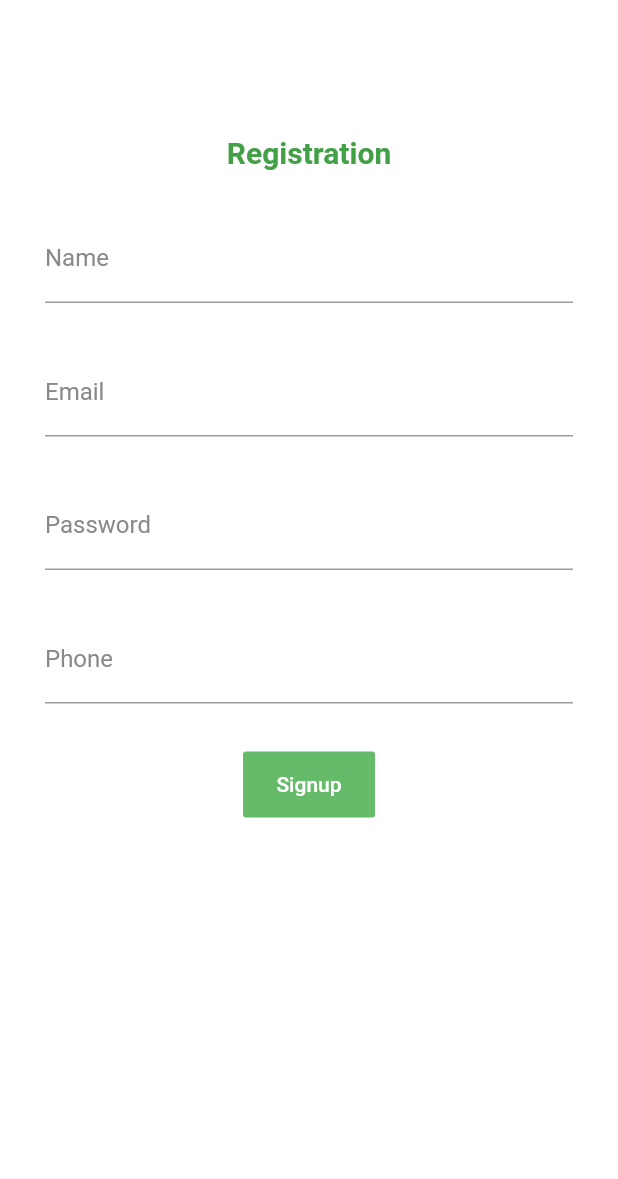
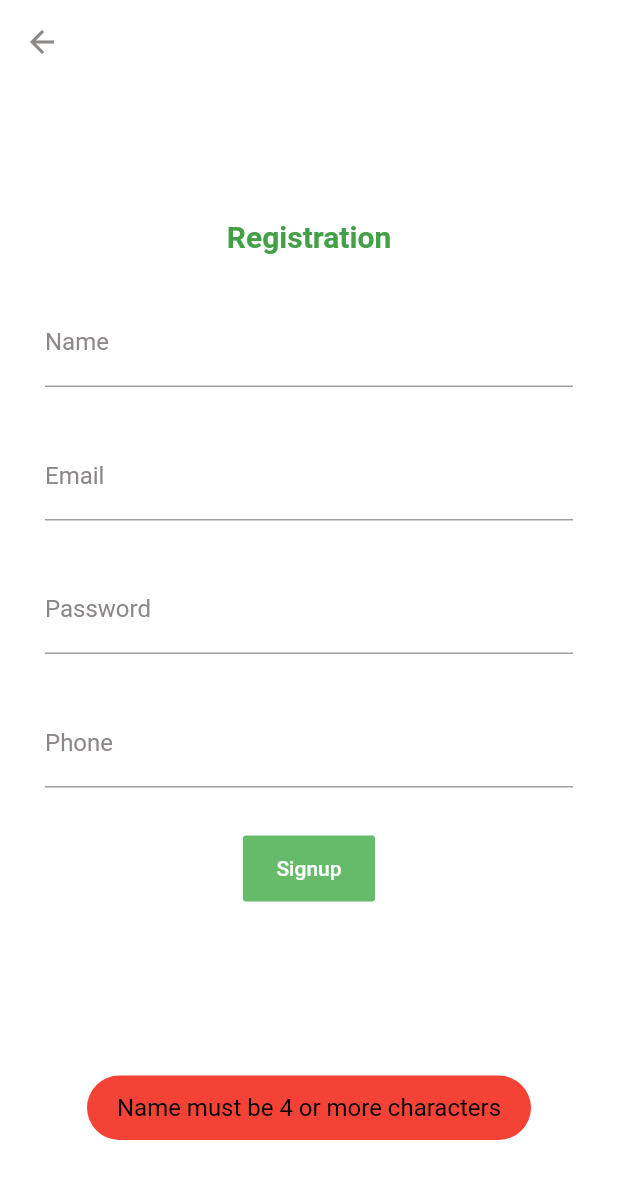
Before and after one commit to saleheen1/myRide-flutter, a Flutter app: the SignUp screen opened directly, after a tap on "Signup", on a phone screen of 412 x 824 dp. Shown: the top 1179 px of the screen. Run offline on Flutter 3.47's test engine with Material 2 defaults, Android fonts, the phone set to English and light mode, and no system bars; our stand-ins replace firebase_auth, firebase_core, firebase_database, fluttertoast, get; accounts and stored records are empty.

```diff
--- a/lib/main.dart
+++ b/lib/main.dart
@@ -1,10 +1,17 @@
+import 'package:firebase_core/firebase_core.dart';
+import 'package:firebase_database/firebase_database.dart';
 import 'package:flutter/material.dart';
 import 'package:myride/views/Login/login.dart';
 import 'package:get/get.dart';
 
-void main() {
+void main() async {
+  WidgetsFlutterBinding.ensureInitialized();
+  await Firebase.initializeApp();
   runApp(MyApp());
 }
+
+DatabaseReference usersRef =
+    FirebaseDatabase.instance.reference().child("users");
 
 class MyApp extends StatelessWidget {
   @override
--- a/lib/views/Login/signUp.dart
+++ b/lib/views/Login/signUp.dart
@@ -1,10 +1,66 @@
+import 'package:firebase_auth/firebase_auth.dart';
 import 'package:flutter/material.dart';
+import 'package:get/get.dart';
+import 'package:myride/main.dart';
+import 'package:myride/views/Login/login.dart';
 import 'package:myride/views/constants.dart';
+import 'package:fluttertoast/fluttertoast.dart';
+import 'package:myride/views/home.dart';
 
 class SignUp extends StatelessWidget {
+  TextEditingController nameEditingController = TextEditingController();
+  TextEditingController emailEditingController = TextEditingController();
+  TextEditingController phoneEditingController = TextEditingController();
+  TextEditingController passwordEditingController = TextEditingController();
+
   @override
   Widget build(BuildContext context) {
+    displayToast(message) {
+      return Fluttertoast.showToast(
+          msg: message,
+          toastLength: Toast.LENGTH_SHORT,
+          gravity: ToastGravity.BOTTOM,
+          timeInSecForIosWeb: 1,
+          backgroundColor: Colors.red,
+          textColor: Colors.black,
+          fontSize: 16.0);
+    }
+
+    final FirebaseAuth _firebaseAuth = FirebaseAuth.instance;
+    void registerNewUser(BuildContext context) async {
+      final User firebaseUser = (await _firebaseAuth
+              .createUserWithEmailAndPassword(
+                  email: emailEditingController.text,
+                  password: passwordEditingController.text)
+              .catchError((errMsg) {
+        displayToast("Error ${errMsg.toString()}");
+      }))
+          .user;
+
+      if (firebaseUser != null) {
+        //save user info into database
+
+        Map userDataMap = {
+          "name": nameEditingController.text
+              .trim(), //if we don't use trim, if user uses extra space then there will be an error
+          "email": emailEditingController.text.trim(),
+          "phone": phoneEditingController.text.trim(),
+        };
+        usersRef.child(firebaseUser.uid).set(userDataMap);
+        displayToast("Account created successfully");
+        Get.off(HomePage());
+      } else {
+        displayToast("User was not created");
+      }
+    }
+
     return Scaffold(
+      appBar: AppBar(
+        iconTheme: IconThemeData(color: kGrey),
+        titleSpacing: 0,
+        backgroundColor: Colors.white,
+        elevation: 0,
+      ),
       backgroundColor: Colors.white,
       body: SingleChildScrollView(
         child: SafeArea(
@@ -24,6 +80,7 @@ class SignUp extends StatelessWidget {
                   height: 30,
                 ),
                 TextField(
+                  controller: nameEditingController,
                   keyboardType: TextInputType.name,
                   decoration: InputDecoration(
                       labelText: "Name",
@@ -35,6 +92,7 @@ class SignUp extends StatelessWidget {
                   height: 30,
                 ),
                 TextField(
+                  controller: emailEditingController,
                   keyboardType: TextInputType.emailAddress,
                   decoration: InputDecoration(
                       labelText: "Email",
@@ -46,6 +104,7 @@ class SignUp extends StatelessWidget {
                   height: 30,
                 ),
                 TextField(
+                  controller: passwordEditingController,
                   obscureText: true,
                   decoration: InputDecoration(
                       labelText: "Password",
@@ -57,6 +116,7 @@ class SignUp extends StatelessWidget {
                   height: 30,
                 ),
                 TextField(
+                  controller: phoneEditingController,
                   keyboardType: TextInputType.phone,
                   decoration: InputDecoration(
                       labelText: "Phone",
@@ -69,7 +129,20 @@ class SignUp extends StatelessWidget {
                 ),
                 FlatButton(
                   padding: EdgeInsets.all(14),
-                  onPressed: () {},
+                  onPressed: () {
+                    if (nameEditingController.text.length < 4) {
+                      //name must be greater than 4 character
+                      displayToast("Name must be 4 or more characters");
+                    } else if (!emailEditingController.text.contains("@")) {
+                      displayToast("Invalid email");
+                    } else if (phoneEditingController.text.isEmpty) {
+                      displayToast("Phone number must be entered");
+                    } else if (passwordEditingController.text.length < 6) {
+                      displayToast("Password must be 6 or more characters");
+                    } else {
+                      registerNewUser(context);
+                    }
+                  },
                   color: Colors.green[400],
                   child: Text(
                     "Signup",
--- a/pubspec.yaml
+++ b/pubspec.yaml
@@ -32,7 +32,7 @@ dependencies:
   firebase_auth: ^0.20.1
   firebase_database: ^6.0.0
   get: ^3.24.0
-
+  fluttertoast: ^4.0.1
 
 
 dev_dependencies:
```
Also changed, not shown: lib/views/Login/login.dart (+58 -1 lines), lib/views/home.dart (added, +12 -0 lines), pubspec.lock.
